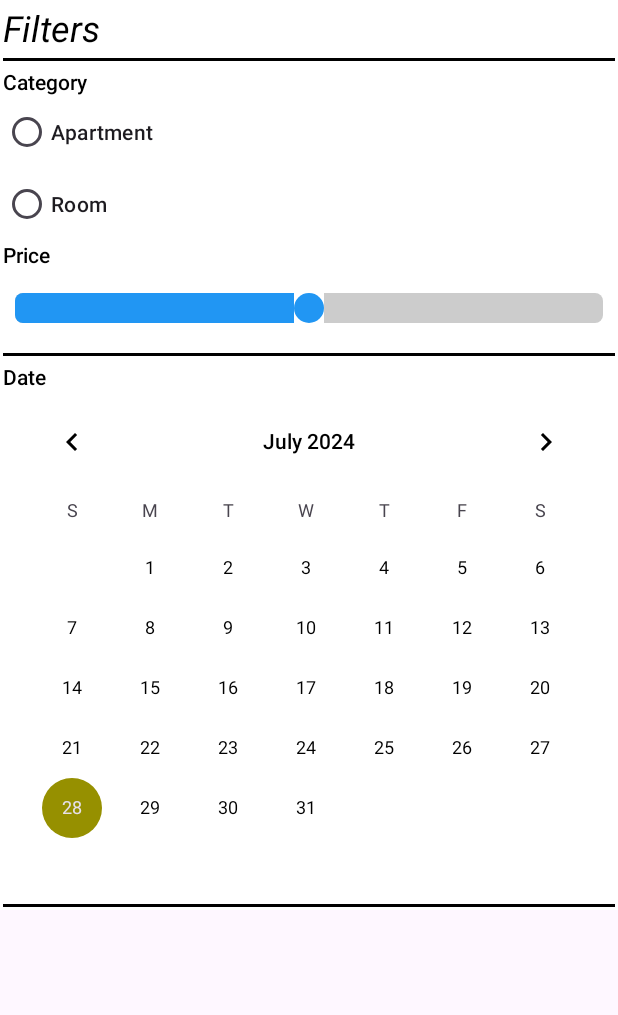
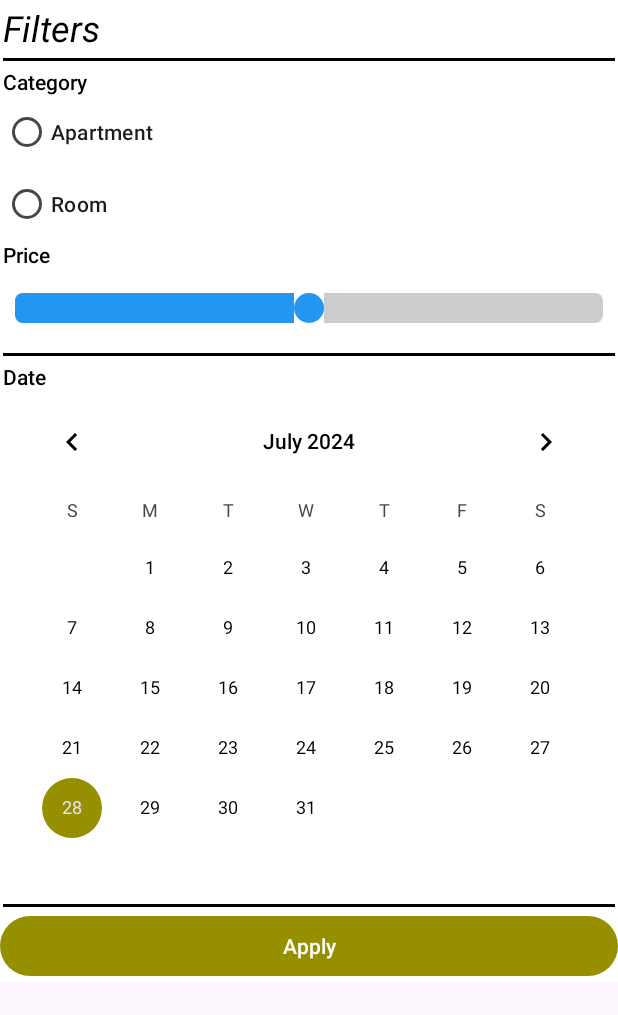
Before and after one commit to BookingApp-Team25/booking-app-mobile, an Android app: the layout bottom_sheet_filter.xml on its own in the app's theme, with its tools: preview values and no code run, on a phone screen of 412 x 824 dp. Shown: the top 1015 px of the screen. Run offline under Robolectric (Android 15) with nearby library versions, the phone set to English and light mode, and no system bars.

```diff
--- a/app/src/main/java/com/example/bookingapp/AccommodationSearchViewModel.java
+++ b/app/src/main/java/com/example/bookingapp/AccommodationSearchViewModel.java
@@ -26,7 +26,7 @@ public class AccommodationSearchViewModel extends ViewModel {
     private final AccommodationService apiService;
 
     public AccommodationSearchViewModel() {
-        apiService = RetrofitClient.getClient("http://10.0.2.2:8080/api/").create(AccommodationService.class);
+        apiService = RetrofitClient.getClient("http://192.168.1.39/api/").create(AccommodationService.class); //http://10.0.2.2:8080/api/
     }
 
     public LiveData<Collection<AccommodationSummaryResponse>> getAccommodations() {
--- a/app/src/main/java/com/example/bookingapp/AccommodationsPageViewModel.java
+++ b/app/src/main/java/com/example/bookingapp/AccommodationsPageViewModel.java
@@ -54,7 +54,7 @@ public class AccommodationsPageViewModel extends ViewModel {
     }
 
     public void fetchAccommodations() {
-        AccommodationService service = RetrofitClient.getClient("http://10.0.2.2:8080/api/")
+        AccommodationService service = RetrofitClient.getClient("http://192.168.1.39:8080/api/") //http://10.0.2.2:8080/api/
                 .create(AccommodationService.class);
         service.getAllAccommodations().enqueue(new Callback<Collection<AccommodationSummaryResponse>>() {
             @Override
--- a/app/src/main/java/com/example/bookingapp/activities/ReservationActivity.java
+++ b/app/src/main/java/com/example/bookingapp/activities/ReservationActivity.java
@@ -162,7 +162,7 @@ public class ReservationActivity extends AppCompatActivity {
                 .create();
 
         Retrofit retrofit = new Retrofit.Builder()
-                .baseUrl("http://10.0.2.2:8080/api/")
+                .baseUrl("http://192.168.1.39:8080/api/") //http://10.0.2.2:8080/api/
                 .addConverterFactory(GsonConverterFactory.create(gson))
                 .client(httpClient.build())
                 .build();
--- a/app/src/main/java/com/example/bookingapp/clients/ClientUtils.java
+++ b/app/src/main/java/com/example/bookingapp/clients/ClientUtils.java
@@ -10,7 +10,8 @@ import retrofit2.converter.gson.GsonConverterFactory;
 public class ClientUtils {
 
     //EXAMPLE: http://192.168.43.73:8080/api/
-    public static final String SERVICE_API_PATH = "http://10.0.2.2:8080/api/";
+    //public static final String SERVICE_API_PATH = "http://10.0.2.2:8080/api/";
+    public static final String SERVICE_API_PATH = "http://192.168.1.39:8080/api/";
 
     /*
      * Ovo ce nam sluziti za debug, da vidimo da li zahtevi i odgovori idu
--- a/app/src/main/res/layout/bottom_sheet_filter.xml
+++ b/app/src/main/res/layout/bottom_sheet_filter.xml
@@ -1,13 +1,12 @@
 <?xml version="1.0" encoding="utf-8"?>
-<LinearLayout
-    xmlns:android="http://schemas.android.com/apk/res/android"
+<LinearLayout xmlns:android="http://schemas.android.com/apk/res/android"
     android:layout_width="match_parent"
     android:layout_height="wrap_content"
+    xmlns:tools="http://schemas.android.com/tools"
     android:orientation="vertical"
     android:theme="@style/Theme.ShopApp"
-    android:background="@color/white"
+    android:background="@color/white">
 
-    >
     <RelativeLayout
         android:layout_width="match_parent"
         android:layout_height="wrap_content"
@@ -22,38 +21,42 @@
             android:textSize="24sp"
             android:textStyle="italic" />
     </RelativeLayout>
+
     <View
         android:layout_width="match_parent"
         android:layout_height="2dp"
         android:background="@color/black"
-        android:layout_margin="2dp"
-        />
+        android:layout_margin="2dp" />
+
     <LinearLayout
         android:layout_width="match_parent"
         android:layout_height="wrap_content"
         android:orientation="vertical"
         android:layout_margin="2dp">
+
         <TextView
             android:layout_width="match_parent"
             android:layout_height="wrap_content"
-            android:text="@string/category"/>
+            android:text="@string/category" />
+
         <RadioGroup
+            android:id="@+id/radioGroupCategory"
             android:layout_width="match_parent"
             android:layout_height="wrap_content">
             <RadioButton
                 android:layout_width="match_parent"
                 android:layout_height="wrap_content"
-                android:text="@string/apartment"/>
+                android:text="@string/apartment" />
             <RadioButton
                 android:layout_width="match_parent"
                 android:layout_height="wrap_content"
-                android:text="@string/room"/>
+                android:text="@string/room" />
         </RadioGroup>
 
         <TextView
             android:layout_width="match_parent"
             android:layout_height="wrap_content"
-            android:text="@string/price"/>
+            android:text="@string/price" />
 
         <SeekBar
             android:id="@+id/priceSeekBar"
@@ -68,34 +71,44 @@
             android:progress="50"
             android:progressDrawable="@drawable/seekbar_progress"
             android:thumb="@drawable/ic_thumb" />
-
-        </LinearLayout>
+    </LinearLayout>
 
     <View
         android:layout_width="match_parent"
         android:layout_height="2dp"
         android:background="@color/black"
-        android:layout_margin="2dp"
-        />
+        android:layout_margin="2dp" />
+
     <LinearLayout
         android:layout_width="match_parent"
         android:layout_height="wrap_content"
         android:orientation="vertical"
         android:layout_margin="2dp">
+
         <TextView
             android:layout_width="match_parent"
             android:layout_height="wrap_content"
-            android:text="Date"/>
+            android:text="Date" />
+
         <CalendarView
+            android:id="@+id/calendarViewDate"
             android:layout_width="match_parent"
-            android:layout_height="wrap_content"
-            />
+            android:layout_height="wrap_content" />
     </LinearLayout>
+
     <View
         android:layout_width="match_parent"
         android:layout_height="2dp"
         android:background="@color/black"
-        android:layout_margin="2dp"
-        />
+        android:layout_margin="2dp" />
+
+    <!-- Apply Filter Button -->
+    <Button
+        android:id="@+id/button_apply_filter"
+        android:layout_width="match_parent"
+        android:layout_height="wrap_content"
+        android:layout_weight="0.7"
+        android:text="@string/apply"
+        tools:ignore="TextContrastCheck" />
 
 </LinearLayout>
--- a/app/src/main/res/values/strings.xml
+++ b/app/src/main/res/values/strings.xml
@@ -45,6 +45,7 @@
 
     <string name="filters">Filters</string>
     <string name="search">Search</string>
+    <string name="apply">Apply</string>
     <string name="category">Category</string>
     <string name="apartment">Apartment</string>
     <string name="room">Room</string>
--- a/app/src/main/res/xml/network_security_config.xml
+++ b/app/src/main/res/xml/network_security_config.xml
@@ -2,5 +2,7 @@
 <network-security-config>
     <domain-config cleartextTrafficPermitted="true">
         <domain includeSubdomains="true">10.0.2.2</domain>
+        <domain includeSubdomains="true">192.168.1.39</domain>
     </domain-config>
+
 </network-security-config>
```
Also changed, not shown: app/src/main/java/com/example/bookingapp/fragments/AccommodationsPageFragment.java (+40 -0 lines).
